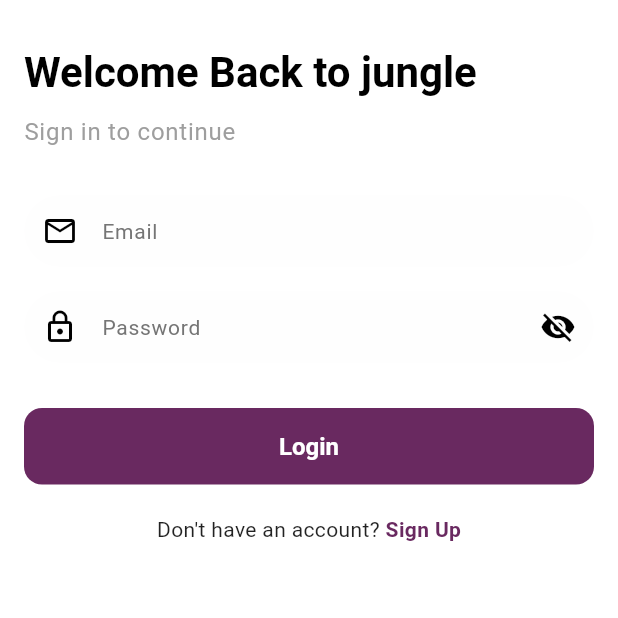
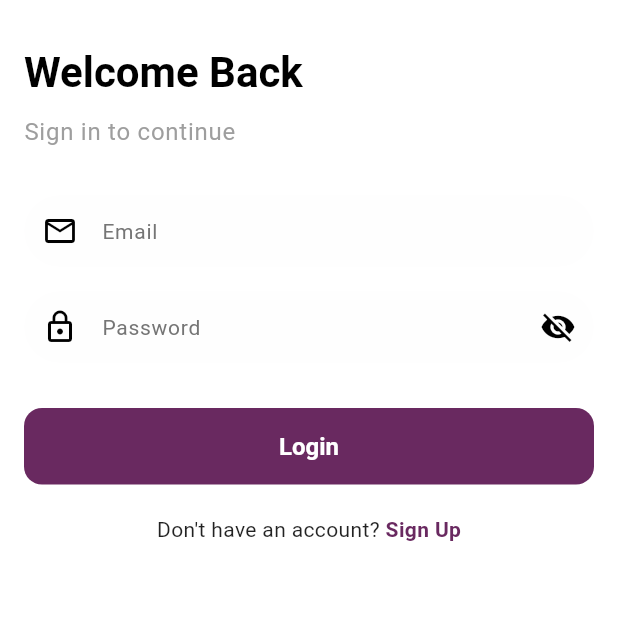
Before and after one commit to Yash-Wadatkar/chat-app, a Flutter app: the screen it shows after launch, on a phone screen of 412 x 824 dp, the top half of it. Run offline on Flutter 3.47's test engine with Material 3 defaults, Android fonts, the phone set to English and light mode, and no system bars; our stand-ins replace firebase_core; accounts and stored records are empty.

Commit message:
Update welcome message in LoginScreen to remove 'to jungle'

```diff
--- a/lib/presentation/screens/login/login_screen.dart
+++ b/lib/presentation/screens/login/login_screen.dart
@@ -63,7 +63,7 @@ class _LoginScreenState extends State<LoginScreen> {
               children: [
                 SizedBox(height: 30),
                 Text(
-                  'Welcome Back to jungle',
+                  'Welcome Back',
                   style: Theme.of(context).textTheme.headlineMedium?.copyWith(
                     fontWeight: FontWeight.bold,
                   ),
```
